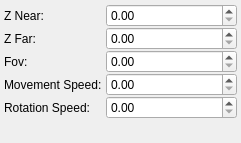
Before: the Qt Designer form widgets/ViewSettingsForm.ui in blank63/j3dview, drawn with Qt 5.
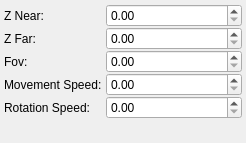
After: the same form once the commit is applied. Custom widgets are drawn as their Qt base class.

```diff
--- a/widgets/ViewSettingsForm.ui
+++ b/widgets/ViewSettingsForm.ui
@@ -6,7 +6,7 @@
    <rect>
     <x>0</x>
     <y>0</y>
-    <width>241</width>
+    <width>246</width>
     <height>143</height>
    </rect>
   </property>
```
Left out of the diff: 11 changed lines with no effect on the pictures.
